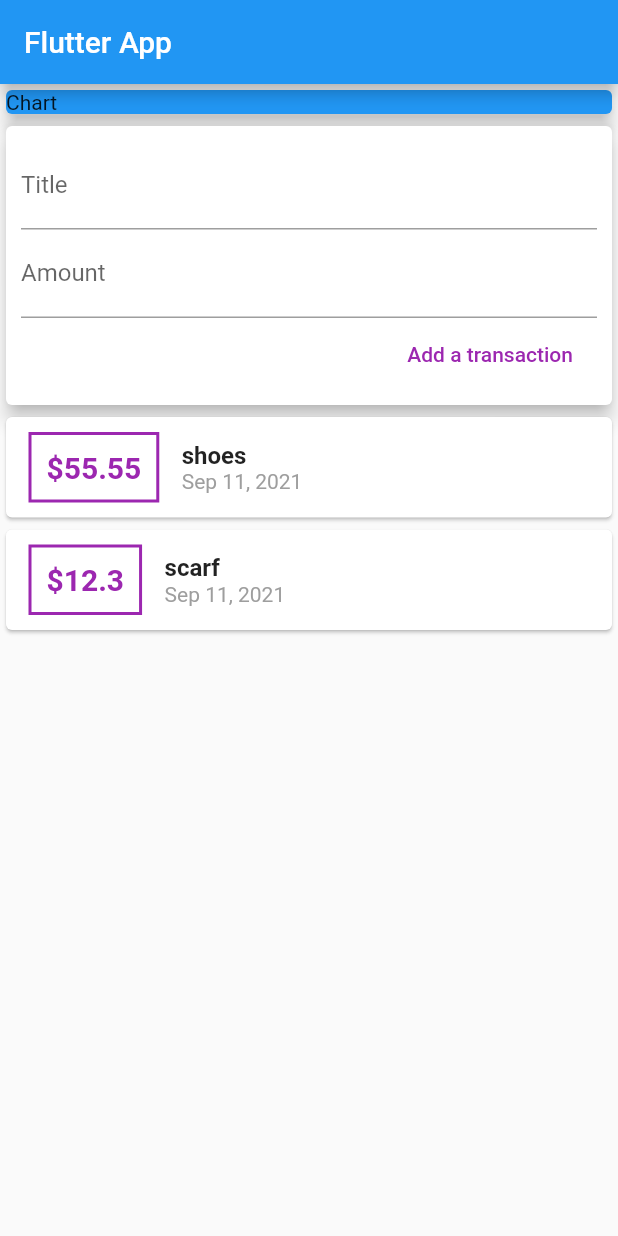
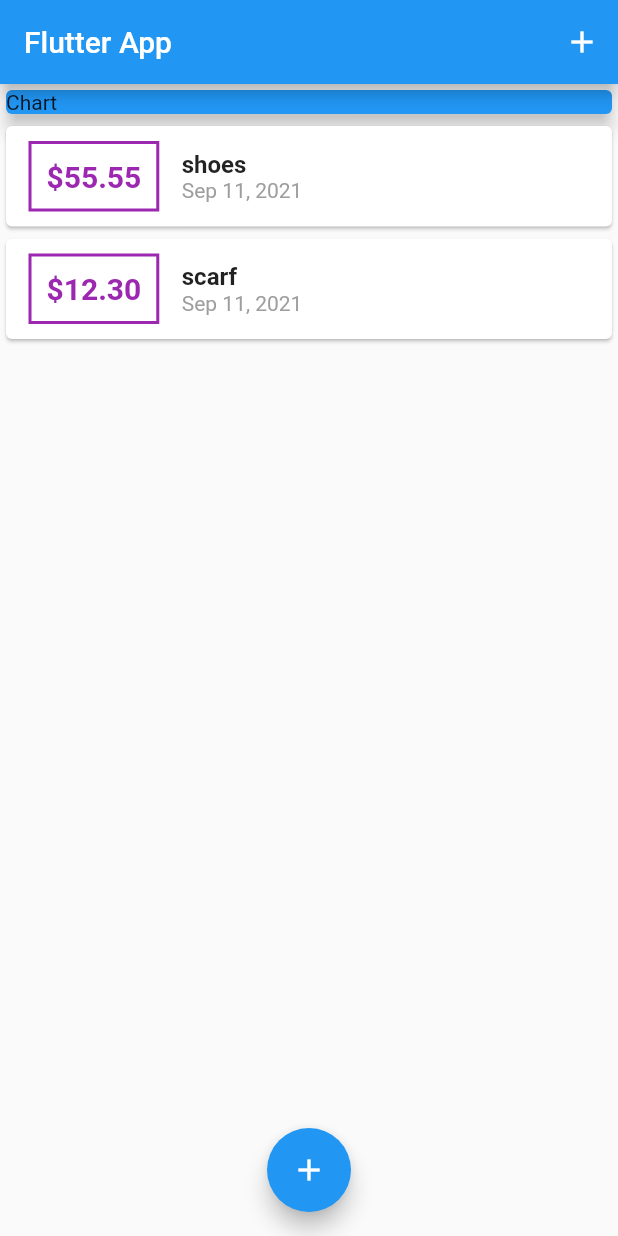
Before and after one commit to barbibrussa/personal-expenses-app, a Flutter app: the screen it shows after launch, on a phone screen of 412 x 824 dp. Run offline on Flutter 3.47's test engine with Material 2 defaults, Android fonts, the phone set to English and light mode, and no system bars.

```diff
--- a/lib/main.dart
+++ b/lib/main.dart
@@ -1,6 +1,8 @@
-import './widgets/user_transaction.dart';
+import './widgets/new_transaction.dart';
+import './widgets/transaction_list.dart';
 
 import 'package:flutter/material.dart';
+import './models/transaction.dart';
 
 void main() => runApp(MyApp());
 
@@ -14,12 +16,64 @@ class MyApp extends StatelessWidget {
   }
 }
 
-class MyHomePage extends StatelessWidget {
+class MyHomePage extends StatefulWidget {
+  @override
+  _MyHomePageState createState() => _MyHomePageState();
+}
+
+class _MyHomePageState extends State<MyHomePage> {
+  final List<Transaction> _userTransaction = [
+    Transaction(
+      id: 't1',
+      title: 'shoes',
+      amount: 55.55,
+      date: DateTime.now(),
+    ),
+    Transaction(
+      id: 't2',
+      title: 'scarf',
+      amount: 12.30,
+      date: DateTime.now(),
+    )
+  ];
+
+  void _addNewTransaction(String txTitle, double txAmount) {
+    final newTx = Transaction(
+      title: txTitle,
+      amount: txAmount,
+      date: DateTime.now(),
+      id: DateTime.now().toString(),
+    );
+
+    setState(() {
+      _userTransaction.add(newTx);
+    });
+  }
+
+  void _startAddNewTransaction(BuildContext ctx) {
+    showModalBottomSheet(
+      context: ctx,
+      builder: (_) {
+        return GestureDetector(
+          onTap: () {},
+          child: NewTransaction(_addNewTransaction),
+          behavior: HitTestBehavior.opaque,
+        );
+      },
+    );
+  }
+
   @override
   Widget build(BuildContext context) {
     return Scaffold(
       appBar: AppBar(
         title: Text('Flutter App'),
+        actions: <Widget>[
+          IconButton(
+            icon: Icon(Icons.add),
+            onPressed: () => _startAddNewTransaction(context),
+          )
+        ],
       ),
       body: SingleChildScrollView(
         child: Column(
@@ -33,9 +87,14 @@ class MyHomePage extends StatelessWidget {
                 elevation: 5,
               ),
             ),
-            UserTransaction()
+            TransactionList(_userTransaction)
           ],
         ),
+      ),
+      floatingActionButtonLocation: FloatingActionButtonLocation.centerFloat,
+      floatingActionButton: FloatingActionButton(
+        child: Icon(Icons.add),
+        onPressed: () => _startAddNewTransaction(context),
       ),
     );
   }
--- a/lib/widgets/transaction_list.dart
+++ b/lib/widgets/transaction_list.dart
@@ -29,7 +29,7 @@ class TransactionList extends StatelessWidget {
                   ),
                   padding: EdgeInsets.all(10),
                   child: Text(
-                    '\$${transactions[index].amount}',
+                    '\$${transactions[index].amount.toStringAsFixed(2)}',
                     style: TextStyle(
                       fontWeight: FontWeight.bold,
                       fontSize: 20,
--- a/lib/widgets/user_transaction.dart
+++ /dev/null
@@ -1,50 +0,0 @@
-import 'package:flutter/material.dart';
-
-import './new_transaction.dart';
-import './transaction_list.dart';
-import '../models/transaction.dart';
-
-class UserTransaction extends StatefulWidget {
-  @override
-  _UserTransactionState createState() => _UserTransactionState();
-}
-
-class _UserTransactionState extends State<UserTransaction> {
-  final List<Transaction> _userTransaction = [
-    Transaction(
-      id: 't1',
-      title: 'shoes',
-      amount: 55.55,
-      date: DateTime.now(),
-    ),
-    Transaction(
-      id: 't2',
-      title: 'scarf',
-      amount: 12.30,
-      date: DateTime.now(),
-    )
-  ];
-
-  void _addNewTransaction(String txTitle, double txAmount) {
-    final newTx = Transaction(
-      title: txTitle,
-      amount: txAmount,
-      date: DateTime.now(),
-      id: DateTime.now().toString(),
-    );
-
-    setState(() {
-      _userTransaction.add(newTx);
-    });
-  }
-
-  @override
-  Widget build(BuildContext context) {
-    return Column(
-      children: <Widget>[
-        NewTransaction(_addNewTransaction),
-        TransactionList(_userTransaction),
-      ],
-    );
-  }
-}
```
Also changed, not shown: lib/widgets/new_transaction.dart (+28 -8 lines).
